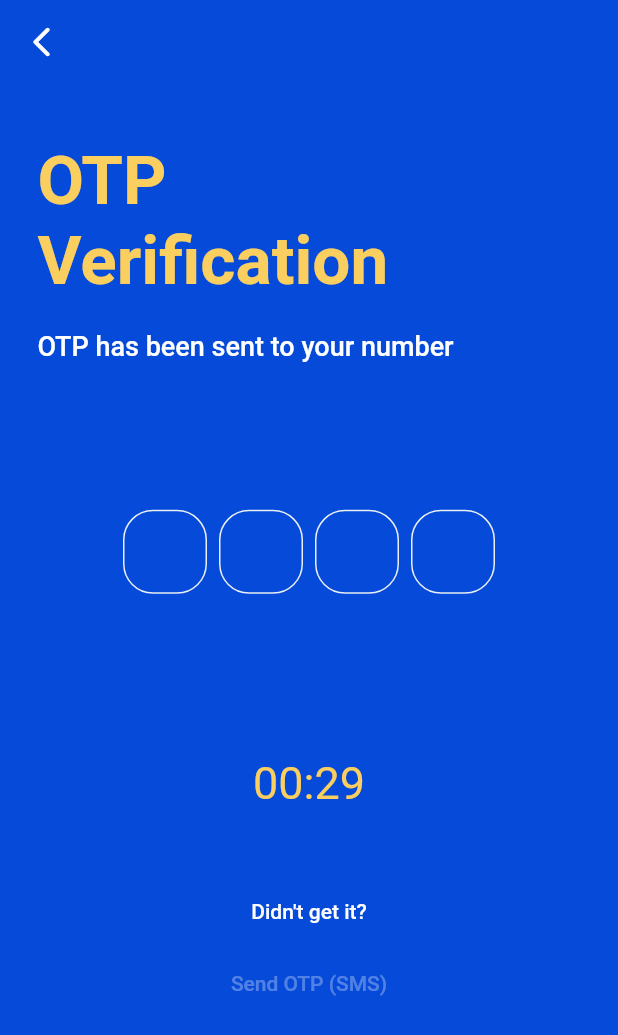
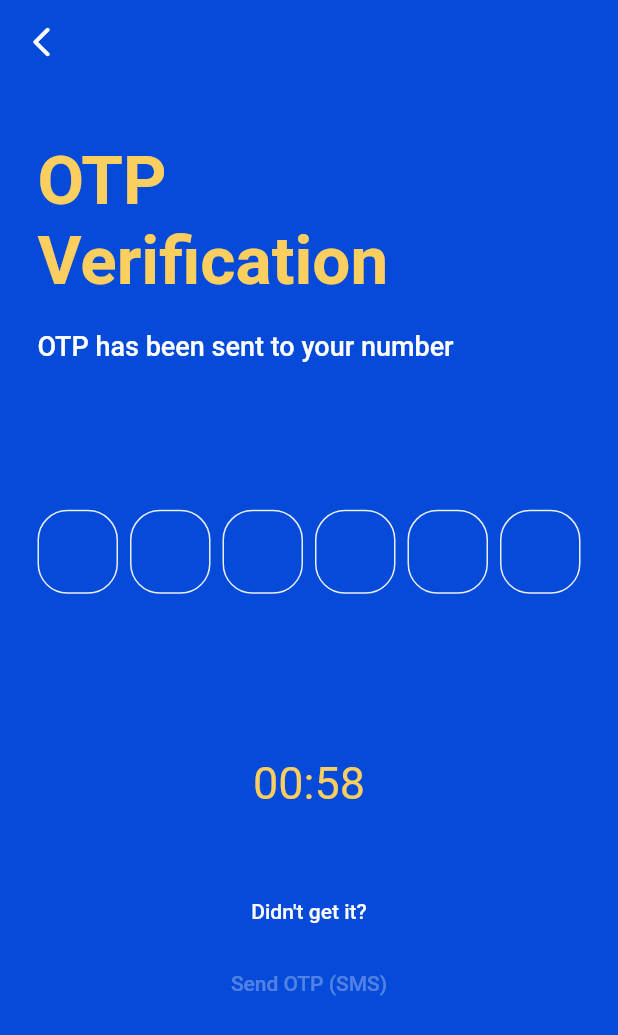
Before and after one commit to Sabarinathan07/vaainco, a Flutter app: the MyVerify screen opened by its route, on a phone screen of 412 x 824 dp. Shown: the top 1035 px of the screen. Run offline on Flutter 3.47's test engine with Material 2 defaults, Android fonts, the phone set to English and light mode, and no system bars; drawn by our look-alikes of pinput; our stand-ins replace firebase_auth, firebase_core, flutter_native_splash, google_fonts, permission_handler; missing offline and left inert: qr_code_scanner; accounts and stored records are empty; network calls fail.

```diff
--- a/lib/main.dart
+++ b/lib/main.dart
@@ -1,4 +1,5 @@
 
+import 'package:firebase_core/firebase_core.dart';
 import 'package:flutter/material.dart';
 import 'package:my_app/pages/phone.dart';
 import 'package:google_fonts/google_fonts.dart';
@@ -7,12 +8,15 @@ import 'package:my_app/pages/bottomNavigation.dart';
 import 'package:flutter/services.dart';
 import 'package:flutter_native_splash/flutter_native_splash.dart';
 
-void main() {
+void main() async{
   // Ensure that the app is initialized before running
+  WidgetsFlutterBinding.ensureInitialized();
+  await Firebase.initializeApp();
   WidgetsBinding widgetsBinding = WidgetsFlutterBinding.ensureInitialized();
 
   // Show the splash screen while the app is loading
   FlutterNativeSplash.preserve(widgetsBinding: widgetsBinding);
+
 
 
   runApp(MyApp());
--- a/lib/pages/verify.dart
+++ b/lib/pages/verify.dart
@@ -1,5 +1,9 @@
+import 'dart:async';
+
+import 'package:firebase_auth/firebase_auth.dart';
 import 'package:flutter/material.dart';
 import 'package:my_app/constant.dart';
+import 'package:my_app/pages/phone.dart';
 import 'package:pinput/pinput.dart';
 
 class MyVerify extends StatefulWidget {
@@ -10,6 +14,22 @@ class MyVerify extends StatefulWidget {
 }
 
 class _MyVerifyState extends State<MyVerify> {
+
+  int seconds = 59;
+  late Timer timer;
+
+  @override
+  void initState() {
+    super.initState();
+    timer = Timer.periodic(Duration(seconds: 1), (Timer t) {
+      setState(() {
+        seconds--;
+      });
+    });
+  }
+
+
+  final FirebaseAuth auth = FirebaseAuth.instance;
   @override
   Widget build(BuildContext context) {
     final defaultPinTheme = PinTheme(
@@ -35,6 +55,30 @@ class _MyVerifyState extends State<MyVerify> {
         color: const Color.fromRGBO(234, 239, 243, 1),
       ),
     );
+    var code = "";
+
+
+    void onPinCompleted(String pin) async {
+      code = pin;
+
+      try{
+
+        PhoneAuthCredential credential = PhoneAuthProvider.credential(
+          verificationId: MyPhone.verify,
+          smsCode: code,
+        );
+
+        // Sign the user in (or link) with the credential
+        await auth.signInWithCredential(credential);
+        Navigator.pushNamedAndRemoveUntil(context, 'bottomNavBar', (route) => false);
+
+      }catch(e){
+          print('Wrong OTP');
+      }
+
+
+    }
+
 
     return Scaffold(
       extendBodyBehindAppBar: true,
@@ -110,18 +154,13 @@ class _MyVerifyState extends State<MyVerify> {
                 ),
 
 
+
                 Pinput(
-                  length: 4,
+                  length: 6,
                   defaultPinTheme: defaultPinTheme,
-                  // focusedPinTheme: focusedPinTheme,
                   submittedPinTheme: submittedPinTheme,
-
                   showCursor: true,
-
-                  onCompleted: (pin) => {
-                    Navigator.pushNamed(context, 'bottomNavBar'),
-                    print(pin)},
-
+                  onCompleted: onPinCompleted,
                 ),
                 const SizedBox(
                   height: 20,
@@ -137,16 +176,24 @@ class _MyVerifyState extends State<MyVerify> {
                 //       onPressed: () {},
                 //       child: Text("Verify Phone Number")),
                 // ),
-                const SizedBox(
+                 SizedBox(
+                  // child: Text(
+                  //   "00:29",
+                  //   style: TextStyle(
+                  //     fontSize: 30,
+                  //     color: vPrimaryLightColor,
+                  //
+                  //   ),
+                  //   textAlign: TextAlign.justify,
+                  //
+                  // ),
                   child: Text(
-                    "00:29",
-                    style: TextStyle(
+                    "00:${seconds.toString().padLeft(2, '0')}",
+                    style: const TextStyle(
                       fontSize: 30,
                       color: vPrimaryLightColor,
-
                     ),
                     textAlign: TextAlign.justify,
-
                   ),
                 ),
 
@@ -157,7 +204,12 @@ class _MyVerifyState extends State<MyVerify> {
                       mainAxisAlignment: MainAxisAlignment.center,
                       children: [
                         TextButton(
-                            onPressed: () {
+                            onPressed: ()  {
+
+
+
+
+
                               Navigator.pushNamedAndRemoveUntil(
                                 context,
                                 'phone',
--- a/pubspec.yaml
+++ b/pubspec.yaml
@@ -39,6 +39,8 @@ dependencies:
   google_fonts: ^4.0.4
   qr_code_scanner: ^1.0.1
   permission_handler: ^10.2.0
+  firebase_auth: ^4.6.1
+  firebase_core: ^2.13.0
 
 dev_dependencies:
   flutter_test:
```
Also changed, not shown: lib/pages/phone.dart (+31 -6 lines), pubspec.lock, 7 other files.
